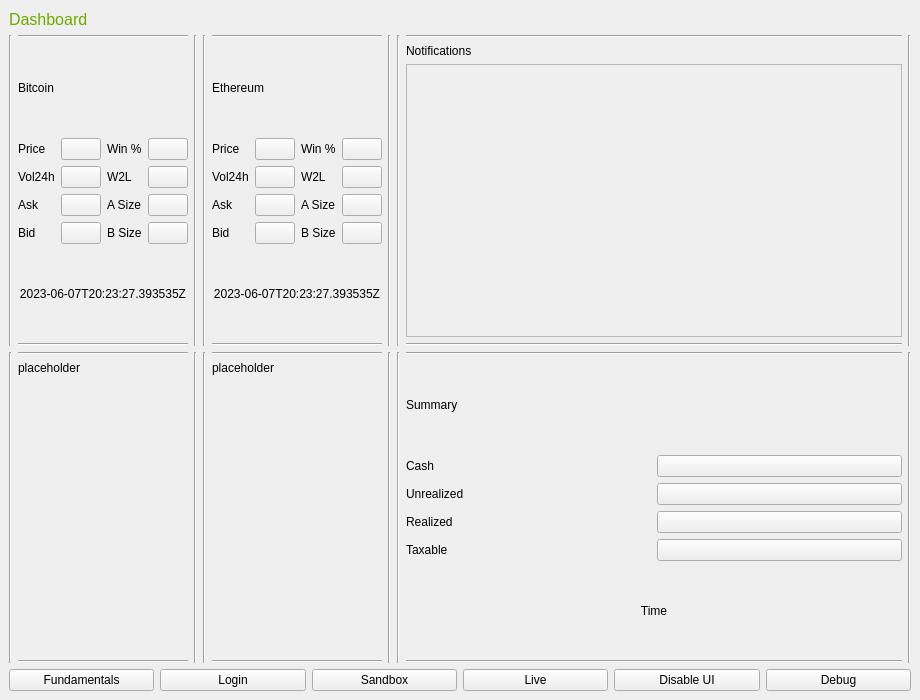
Above: src/app/ui/mainwindow.ui from sharbel256/numeri before the change. Below: the same form after it.
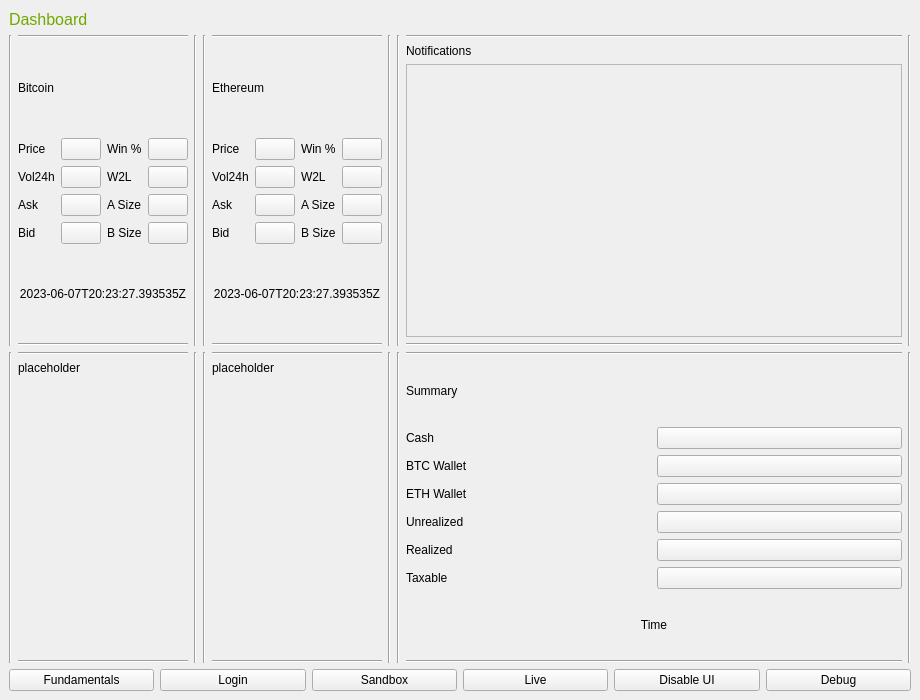
That is the form after the change.

The edit to the form file:
```diff
--- a/src/app/ui/mainwindow.ui
+++ b/src/app/ui/mainwindow.ui
@@ -424,62 +424,90 @@
               </item>
               <item>
                <layout class="QGridLayout" name="gridLayout_4">
-                <item row="0" column="1">
-                 <widget class="QPushButton" name="pushButton_6">
-                  <property name="text">
-                   <string/>
-                  </property>
-                 </widget>
-                </item>
-                <item row="1" column="1">
+                <item row="3" column="1">
                  <widget class="QPushButton" name="pushButton_7">
                   <property name="text">
                    <string/>
                   </property>
                  </widget>
                 </item>
-                <item row="0" column="0">
-                 <widget class="QLabel" name="label_24">
+                <item row="1" column="0">
+                 <widget class="QLabel" name="btc_wallet">
                   <property name="text">
-                   <string>Cash</string>
+                   <string>BTC Wallet</string>
                   </property>
                  </widget>
                 </item>
-                <item row="2" column="0">
+                <item row="4" column="1">
+                 <widget class="QPushButton" name="pushButton_11">
+                  <property name="text">
+                   <string/>
+                  </property>
+                 </widget>
+                </item>
+                <item row="0" column="1">
+                 <widget class="QPushButton" name="cash_button">
+                  <property name="text">
+                   <string/>
+                  </property>
+                 </widget>
+                </item>
+                <item row="4" column="0">
                  <widget class="QLabel" name="label_26">
                   <property name="text">
                    <string>Realized</string>
                   </property>
                  </widget>
                 </item>
-                <item row="1" column="0">
-                 <widget class="QLabel" name="label_25">
+                <item row="1" column="1">
+                 <widget class="QPushButton" name="btc_wallet_button">
                   <property name="text">
-                   <string>Unrealized</string>
+                   <string/>
                   </property>
                  </widget>
                 </item>
-                <item row="3" column="0">
+                <item row="5" column="0">
                  <widget class="QLabel" name="label_27">
                   <property name="text">
                    <string>Taxable</string>
                   </property>
                  </widget>
                 </item>
-                <item row="2" column="1">
-                 <widget class="QPushButton" name="pushButton_11">
+                <item row="3" column="0">
+                 <widget class="QLabel" name="label_25">
                   <property name="text">
-                   <string/>
+                   <string>Unrealized</string>
                   </property>
                  </widget>
                 </item>
-                <item row="3" column="1">
+                <item row="5" column="1">
                  <widget class="QPushButton" name="pushButton_25">
                   <property name="text">
                    <string/>
                   </property>
                  </widget>
                 </item>
+                <item row="0" column="0">
+                 <widget class="QLabel" name="cash_wallet">
+                  <property name="text">
+                   <string>Cash</string>
+                  </property>
+                 </widget>
+                </item>
+                <item row="2" column="1">
+                 <widget class="QPushButton" name="eth_wallet_button">
+                  <property name="text">
+                   <string/>
+                  </property>
+                 </widget>
+                </item>
+                <item row="2" column="0">
+                 <widget class="QLabel" name="eth_wallet">
+                  <property name="text">
+                   <string>ETH Wallet</string>
+                  </property>
+                 </widget>
+                </item>
                </layout>
               </item>
               <item>
```
Left out of the diff: 2 changed lines with no effect on the pictures.
